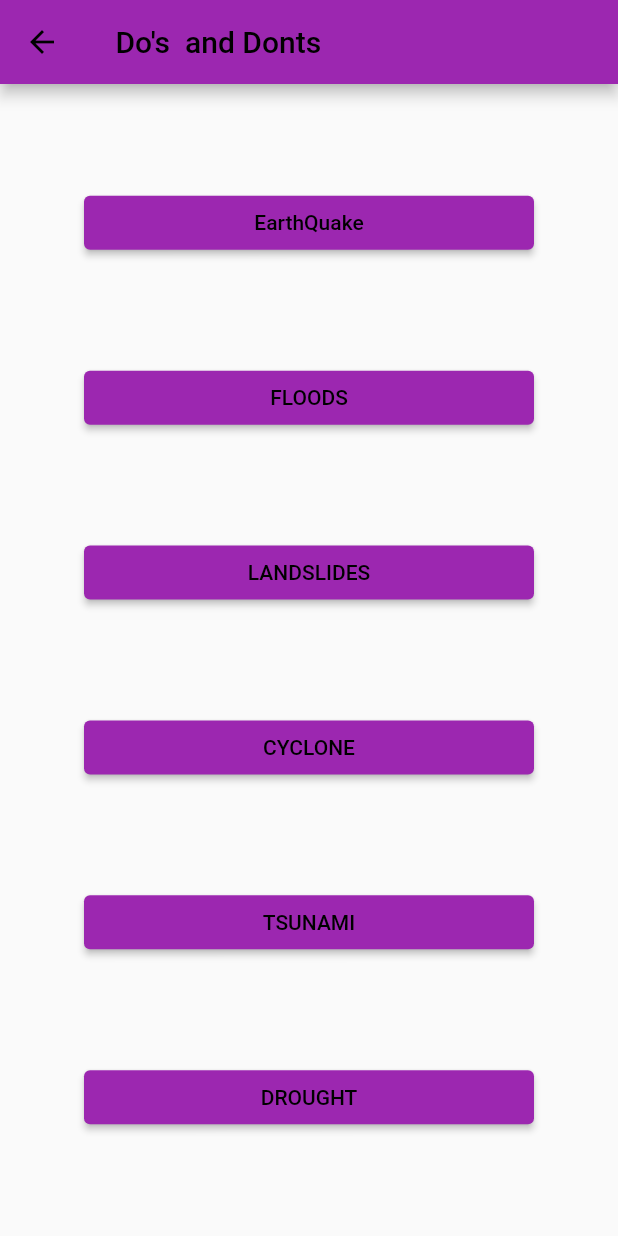
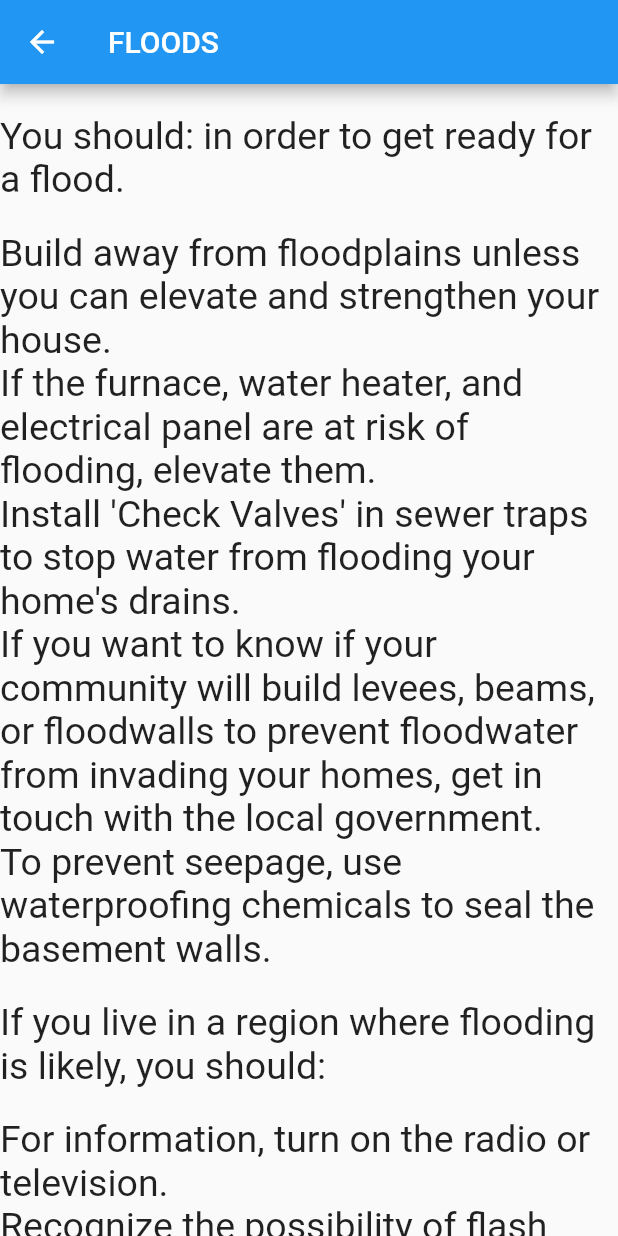
Before and after one commit to Rudalph/Flutter_pbl, a Flutter app: the DoandDontScreen screen opened directly, after a tap on "FLOODS", on a phone screen of 412 x 824 dp. Run offline on Flutter 3.47's test engine with Material 2 defaults, Android fonts, the phone set to English and light mode, and no system bars.

Commit message:
added flood screen and minor changes

```diff
--- /dev/null
+++ b/lib/DOandDonts/EarthQuake.dart
@@ -0,0 +1,43 @@
+import 'package:flutter/material.dart';
+
+class EarthquakeScreen extends StatelessWidget {
+  final List<String> items = [
+    "a battery-operated flashlight with extras",
+    "powered by batteries radio",
+    "handbook and first-aid kit",
+    "Water and dry goods for emergencies (packed and sealed)",
+    "a waterproof container with matches and candles a knife",
+    "Tablets or powdered water filters with chlorine",
+    "open a can.",
+    "necessary medications",
+    "Credit cards and cash",
+    "hefty cords and ropes",
+    "sturdy footwear"
+  ];
+
+  @override
+  Widget build(BuildContext context) {
+    return Scaffold(
+      appBar: AppBar(
+        title: Text("EARTHQUAKE"),
+      ),
+      body: ListView.builder(
+        itemCount: items.length + 2,
+        itemBuilder: (context, index) {
+          if (index == 0) {
+            return SizedBox(height: 20);
+          } else if (index == 1) {
+            return Text("DO and DONT:", style: TextStyle(fontSize: 25));
+          } else {
+            return Column(
+              children: [
+                SizedBox(height: 20),
+                Text(items[index - 2], style: TextStyle(fontSize: 25)),
+              ],
+            );
+          }
+        },
+      ),
+    );
+  }
+}
--- /dev/null
+++ b/lib/DOandDonts/Floods.dart
@@ -0,0 +1,44 @@
+import 'package:flutter/material.dart';
+
+class FloodScreen extends StatelessWidget {
+  @override
+  Widget build(BuildContext context) {
+    return Scaffold(
+      appBar: AppBar(
+        title: Text("FLOODS"),
+      ),
+      body: ListView(
+        children: <Widget>[
+          SizedBox(height: 20),
+          Text("You should: in order to get ready for a flood.",
+              style: TextStyle(fontSize: 25)),
+          SizedBox(height: 20),
+          Text(
+              "Build away from floodplains unless you can elevate and strengthen your house.",
+              style: TextStyle(fontSize: 25)),
+          Text(
+              "If the furnace, water heater, and electrical panel are at risk of flooding, elevate them.",
+              style: TextStyle(fontSize: 25)),
+          Text(
+              "Install 'Check Valves' in sewer traps to stop water from flooding your home's drains.",
+              style: TextStyle(fontSize: 25)),
+          Text(
+              "If you want to know if your community will build levees, beams, or floodwalls to prevent floodwater from invading your homes, get in touch with the local government.",
+              style: TextStyle(fontSize: 25)),
+          Text(
+              "To prevent seepage, use waterproofing chemicals to seal the basement walls.",
+              style: TextStyle(fontSize: 25)),
+          SizedBox(height: 20),
+          Text("If you live in a region where flooding is likely, you should:",
+              style: TextStyle(fontSize: 25)),
+          SizedBox(height: 20),
+          Text("For information, turn on the radio or television.",
+              style: TextStyle(fontSize: 25)),
+          Text(
+              "Recognize the possibility of flash flooding. Move if there's a chance of a flash flood.",
+              style: TextStyle(fontSize: 25)),
+        ],
+      ),
+    );
+  }
+}
--- a/lib/DoandDontScreen.dart
+++ b/lib/DoandDontScreen.dart
@@ -1,6 +1,8 @@
 // ignore_for_file: prefer_const_constructors
 
+import 'package:dis_man_sym/DOandDonts/Floods.dart';
 import 'package:flutter/material.dart';
+import 'DOandDonts/EarthQuake.dart';
 
 class DoandDontScreen extends StatelessWidget {
   const DoandDontScreen({super.key});
@@ -22,7 +24,8 @@ class DoandDontScreen extends StatelessWidget {
                 child: ElevatedButton(
                   onPressed: () {
                     Navigator.of(context).push(
-                      MaterialPageRoute(builder: (context) => Earthquake()),
+                      MaterialPageRoute(
+                          builder: (context) => EarthquakeScreen()),
                     );
                   },
                   child: Text("EarthQuake"),
@@ -33,7 +36,11 @@ class DoandDontScreen extends StatelessWidget {
             Container(
                 width: 300,
                 child: ElevatedButton(
-                  onPressed: () {},
+                  onPressed: () {
+                    Navigator.of(context).push(
+                      MaterialPageRoute(builder: (context) => FloodScreen()),
+                    );
+                  },
                   child: Text("FLOODS"),
                   style: ButtonStyle(
                       backgroundColor: MaterialStateProperty.all(Colors.purple),
@@ -81,51 +88,3 @@ class DoandDontScreen extends StatelessWidget {
     );
   }
 }
-
-class Earthquake extends StatelessWidget {
-  const Earthquake({super.key});
-
-  @override
-  Widget build(BuildContext context) {
-    return Scaffold(
-      appBar: AppBar(
-        title: const Text(' Do\'s  and Donts'),
-        backgroundColor: Colors.purple,
-      ),
-      body: Column(
-        // ignore: prefer_const_literals_to_create_immutables
-        children: <Widget>[
-          // ignore: prefer_const_constructors
-          Center(
-              child: Text(
-            "Earthquake",
-            style: TextStyle(fontSize: 30, fontWeight: FontWeight.bold),
-          )),
-          Container(
-            child: Text(
-                "DO'S & DONT'S:- \n\n"
-                "battery-operated flashlight with extra"
-                "powered by batteries\n radio "
-                "handbook and first-aid kit "
-                "Water and dry goods for emergencies (packed and sealed) "
-                "a waterproof container with matches and candles a knife "
-                "Tablets or powdered water filters with chlorine "
-                "open a can ."
-                "necessary medications\n"
-                "Credit cards and cash\n"
-                "hefty cords and ropes \n"
-                "sturdy footwear",
-                style: TextStyle(fontSize: 25)),
-          ),
-          TextButton(
-              onPressed: () {
-                Navigator.of(context).pop(
-                  MaterialPageRoute(builder: (context) => Earthquake()),
-                );
-              },
-              child: Text("BACK"))
-        ],
-      ),
-    );
-  }
-}
```
Also changed, not shown: lib/DOandDonts/Landslides.dart (added), lib/DOandDonts/cyclone.dart (added), lib/DOandDonts/tsunami.dart (added).
